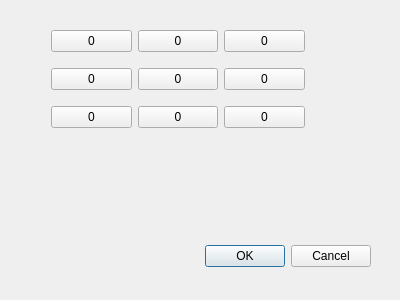
First picture: the form in dialogerode.ui, repository hubutui/ImageProcessingKit, before the edit.
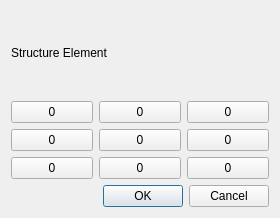
Second picture: the form after the edit.

Commit message: 修改形态学运算中各个设置对话框的窗口标题 以及布局之类的．

Diff of the .ui file:
```diff
--- a/dialogerode.ui
+++ b/dialogerode.ui
@@ -6,38 +6,24 @@
    <rect>
     <x>0</x>
     <y>0</y>
-    <width>400</width>
-    <height>300</height>
+    <width>280</width>
+    <height>218</height>
    </rect>
   </property>
   <property name="windowTitle">
    <string>Erode Structure Element</string>
   </property>
-  <widget class="QDialogButtonBox" name="buttonBox">
-   <property name="geometry">
-    <rect>
-     <x>30</x>
-     <y>240</y>
-     <width>341</width>
-     <height>32</height>
-    </rect>
-   </property>
-   <property name="orientation">
-    <enum>Qt::Horizontal</enum>
-   </property>
-   <property name="standardButtons">
-    <set>QDialogButtonBox::Cancel|QDialogButtonBox::Ok</set>
-   </property>
-  </widget>
-  <widget class="QWidget" name="">
-   <property name="geometry">
-    <rect>
-     <x>51</x>
-     <y>20</y>
-     <width>254</width>
-     <height>119</height>
-    </rect>
-   </property>
+  <layout class="QVBoxLayout" name="verticalLayout_2">
+   <item>
+    <layout class="QVBoxLayout" name="verticalLayout">
+     <item>
+      <widget class="QLabel" name="label">
+       <property name="text">
+        <string>Structure Element</string>
+       </property>
+      </widget>
+     </item>
+     <item>
    <layout class="QGridLayout" name="gridLayout">
     <item row="0" column="0">
      <widget class="QPushButton" name="pushButton00">
@@ -130,7 +116,20 @@
      </widget>
     </item>
    </layout>
-  </widget>
+     </item>
+     <item>
+      <widget class="QDialogButtonBox" name="buttonBox">
+       <property name="orientation">
+        <enum>Qt::Horizontal</enum>
+       </property>
+       <property name="standardButtons">
+        <set>QDialogButtonBox::Cancel|QDialogButtonBox::Ok</set>
+       </property>
+      </widget>
+     </item>
+    </layout>
+   </item>
+  </layout>
  </widget>
  <resources/>
  <connections>
```
Left out of the diff: 2 changed lines with no effect on the pictures. Lines whose indentation alone changed are shown as unchanged. The commit also changes 3 other files.
